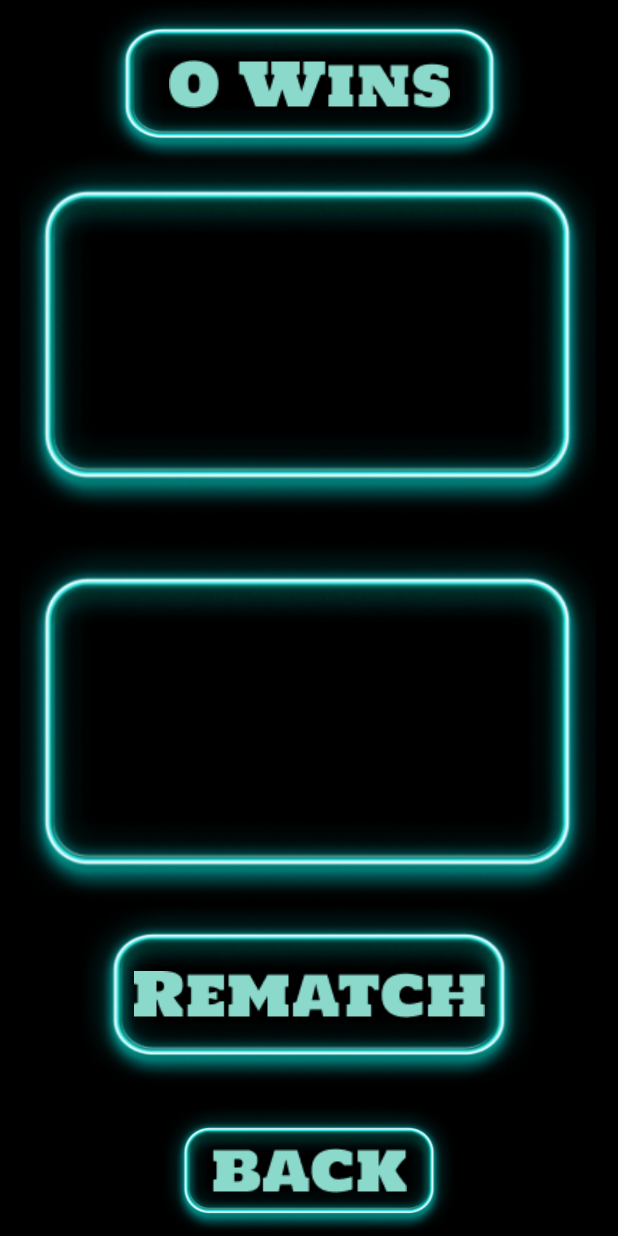
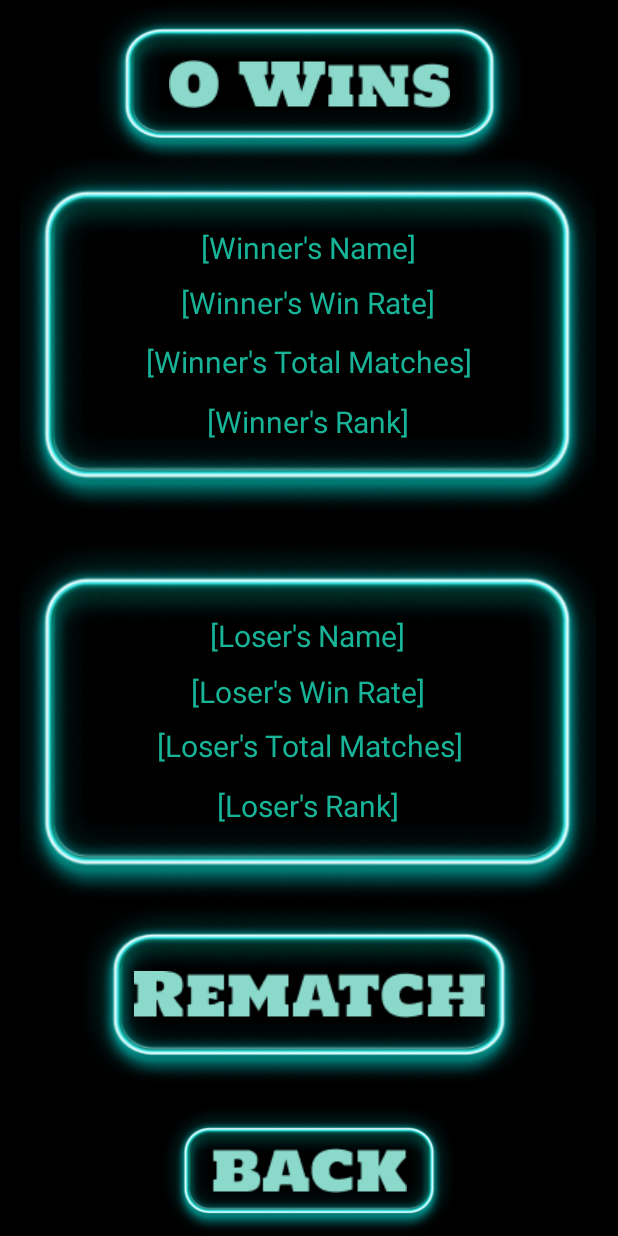
Before and after one commit to theboomstick123/AndroidProg, an Android app: the VictoryActivity screen opened directly, with no data from a screen before it, on a phone screen of 412 x 824 dp. Run offline under Robolectric (Android 15) with nearby library versions, the phone set to English and light mode, and no system bars.

Commit message:
Victory Fragment complete and game fragment polished

```diff
--- a/app/src/main/res/layout/activity_victory.xml
+++ b/app/src/main/res/layout/activity_victory.xml
@@ -66,4 +66,130 @@
         app:layout_constraintTop_toTopOf="parent"
         app:layout_constraintVertical_bias="0.858"
         app:srcCompat="@drawable/rematch" />
+
+    <TextView
+        android:id="@+id/Wname"
+        android:layout_width="wrap_content"
+        android:layout_height="wrap_content"
+        android:fontFamily="sans-serif"
+        android:shadowColor="@color/white"
+        android:text="[Winner's Name]"
+        android:textColor="@color/cyan"
+        android:textSize="20dp"
+        app:layout_constraintBottom_toBottomOf="@+id/winningProf"
+        app:layout_constraintEnd_toEndOf="@+id/winningProf"
+        app:layout_constraintHorizontal_bias="0.502"
+        app:layout_constraintStart_toStartOf="@+id/winningProf"
+        app:layout_constraintTop_toTopOf="@+id/winningProf"
+        app:layout_constraintVertical_bias="0.289" />
+
+    <TextView
+        android:id="@+id/Wwinrate"
+        android:layout_width="wrap_content"
+        android:layout_height="wrap_content"
+        android:fontFamily="sans-serif"
+        android:shadowColor="@color/white"
+        android:text="[Winner's Win Rate]"
+        android:textColor="@color/cyan"
+        android:textSize="20dp"
+        app:layout_constraintBottom_toBottomOf="@+id/winningProf"
+        app:layout_constraintEnd_toEndOf="@+id/winningProf"
+        app:layout_constraintHorizontal_bias="0.502"
+        app:layout_constraintStart_toStartOf="@+id/winningProf"
+        app:layout_constraintTop_toTopOf="@+id/winningProf"
+        app:layout_constraintVertical_bias="0.423" />
+
+    <TextView
+        android:id="@+id/Wtotalmatches"
+        android:layout_width="wrap_content"
+        android:layout_height="wrap_content"
+        android:fontFamily="sans-serif"
+        android:shadowColor="@color/white"
+        android:text="[Winner's Total Matches]"
+        android:textColor="@color/cyan"
+        android:textSize="20dp"
+        app:layout_constraintBottom_toBottomOf="@+id/winningProf"
+        app:layout_constraintEnd_toEndOf="@+id/winningProf"
+        app:layout_constraintHorizontal_bias="0.503"
+        app:layout_constraintStart_toStartOf="@+id/winningProf"
+        app:layout_constraintTop_toTopOf="@+id/winningProf"
+        app:layout_constraintVertical_bias="0.565" />
+
+    <TextView
+        android:id="@+id/Wrank"
+        android:layout_width="wrap_content"
+        android:layout_height="wrap_content"
+        android:fontFamily="sans-serif"
+        android:shadowColor="@color/white"
+        android:text="[Winner's Rank]"
+        android:textColor="@color/cyan"
+        android:textSize="20dp"
+        app:layout_constraintBottom_toBottomOf="@+id/winningProf"
+        app:layout_constraintEnd_toEndOf="@+id/winningProf"
+        app:layout_constraintStart_toStartOf="@+id/winningProf"
+        app:layout_constraintTop_toTopOf="@+id/winningProf"
+        app:layout_constraintVertical_bias="0.71" />
+
+    <TextView
+        android:id="@+id/Lname"
+        android:layout_width="wrap_content"
+        android:layout_height="wrap_content"
+        android:fontFamily="sans-serif"
+        android:shadowColor="@color/white"
+        android:text="[Loser's Name]"
+        android:textColor="@color/cyan"
+        android:textSize="20dp"
+        app:layout_constraintBottom_toBottomOf="@+id/losingProf"
+        app:layout_constraintEnd_toEndOf="@+id/losingProf"
+        app:layout_constraintHorizontal_bias="0.501"
+        app:layout_constraintStart_toStartOf="@+id/losingProf"
+        app:layout_constraintTop_toTopOf="@+id/losingProf"
+        app:layout_constraintVertical_bias="0.293" />
+
+    <TextView
+        android:id="@+id/Lwinrate"
+        android:layout_width="wrap_content"
+        android:layout_height="wrap_content"
+        android:fontFamily="sans-serif"
+        android:shadowColor="@color/white"
+        android:text="[Loser's Win Rate]"
+        android:textColor="@color/cyan"
+        android:textSize="20dp"
+        app:layout_constraintBottom_toBottomOf="@+id/losingProf"
+        app:layout_constraintEnd_toEndOf="@+id/losingProf"
+        app:layout_constraintHorizontal_bias="0.502"
+        app:layout_constraintStart_toStartOf="@+id/losingProf"
+        app:layout_constraintTop_toTopOf="@+id/losingProf"
+        app:layout_constraintVertical_bias="0.427" />
+
+    <TextView
+        android:id="@+id/Ltotalmatches"
+        android:layout_width="wrap_content"
+        android:layout_height="wrap_content"
+        android:fontFamily="sans-serif"
+        android:shadowColor="@color/white"
+        android:text="[Loser's Total Matches]"
+        android:textColor="@color/cyan"
+        android:textSize="20dp"
+        app:layout_constraintBottom_toBottomOf="@+id/losingProf"
+        app:layout_constraintEnd_toEndOf="@+id/losingProf"
+        app:layout_constraintHorizontal_bias="0.508"
+        app:layout_constraintStart_toStartOf="@+id/losingProf"
+        app:layout_constraintTop_toTopOf="@+id/losingProf"
+        app:layout_constraintVertical_bias="0.559" />
+
+    <TextView
+        android:id="@+id/Lrank"
+        android:layout_width="wrap_content"
+        android:layout_height="wrap_content"
+        android:fontFamily="sans-serif"
+        android:shadowColor="@color/white"
+        android:text="[Loser's Rank]"
+        android:textColor="@color/cyan"
+        android:textSize="20dp"
+        app:layout_constraintBottom_toBottomOf="@+id/losingProf"
+        app:layout_constraintEnd_toEndOf="@+id/losingProf"
+        app:layout_constraintStart_toStartOf="@+id/losingProf"
+        app:layout_constraintTop_toTopOf="@+id/losingProf"
+        app:layout_constraintVertical_bias="0.702" />
 </androidx.constraintlayout.widget.ConstraintLayout>
```
